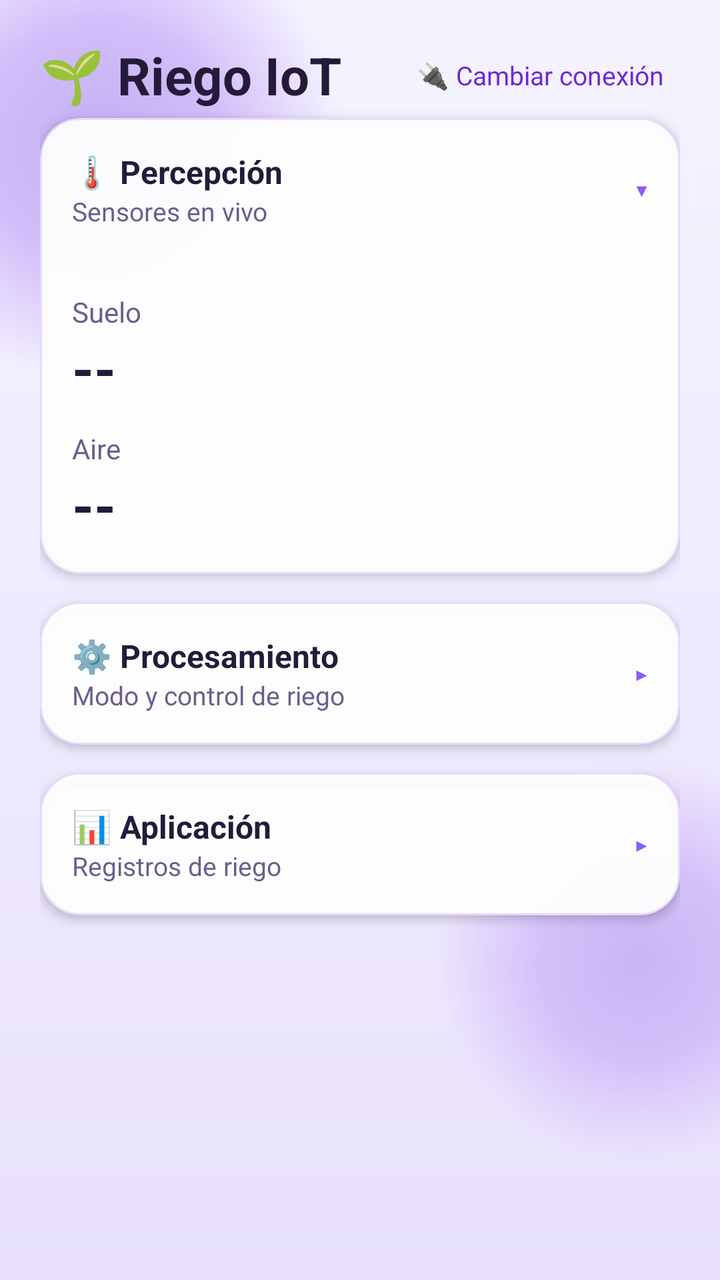
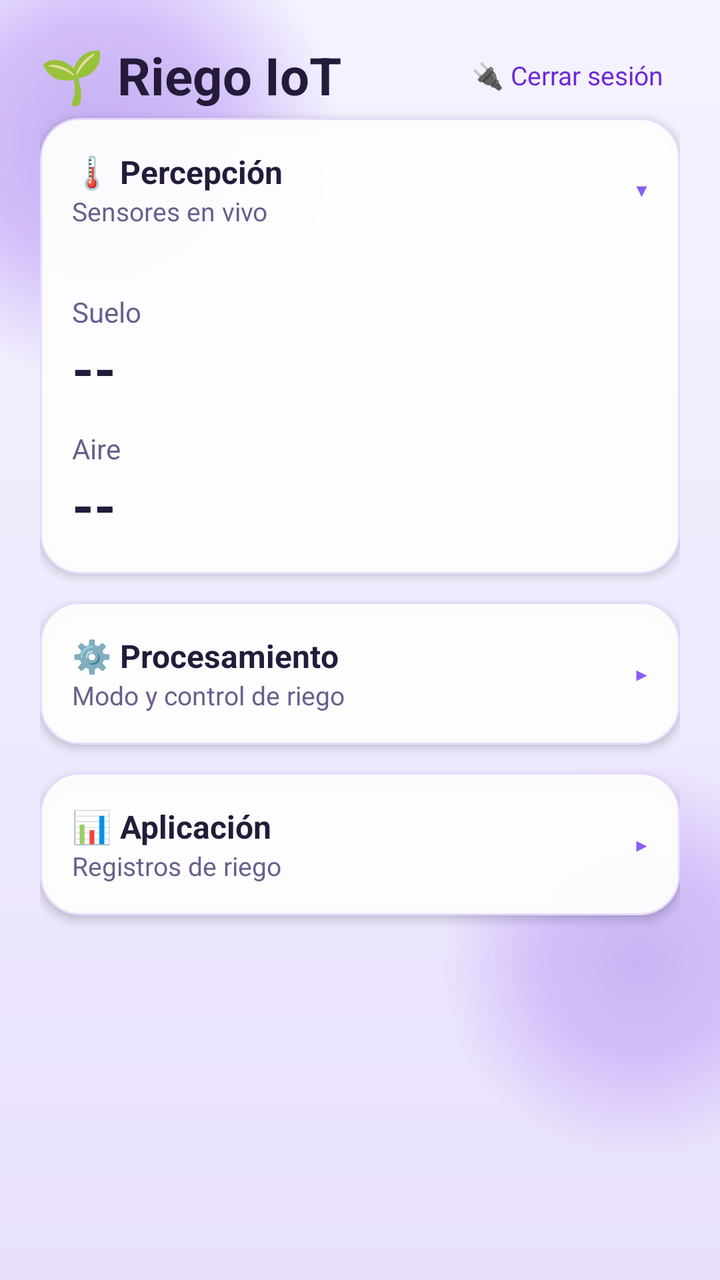

An Android layout rendered at two revisions. The XML below is the earlier revision; the diff shows what the commit changed to produce the second picture.
<!-- AndroidManifest.xml: application theme Theme.RiegoIoT -->
<!-- res/layout/activity_main.xml -->
<?xml version="1.0" encoding="utf-8"?>
<FrameLayout xmlns:android="http://schemas.android.com/apk/res/android"
    xmlns:app="http://schemas.android.com/apk/res-auto"
    android:layout_width="match_parent"
    android:layout_height="match_parent">

    <View
        android:layout_width="match_parent"
        android:layout_height="match_parent"
        android:background="@drawable/fondo_degradado" />

    <View
        android:id="@+id/blobUno"
        android:layout_width="240dp"
        android:layout_height="240dp"
        android:layout_gravity="top|start"
        android:layout_marginStart="-70dp"
        android:layout_marginTop="-50dp"
        android:alpha="0.55"
        android:background="@drawable/mancha_blob" />

    <View
        android:id="@+id/blobDos"
        android:layout_width="200dp"
        android:layout_height="200dp"
        android:layout_gravity="bottom|end"
        android:layout_marginEnd="-60dp"
        android:layout_marginBottom="60dp"
        android:alpha="0.45"
        android:background="@drawable/mancha_blob" />

    <ScrollView
        android:layout_width="match_parent"
        android:layout_height="match_parent"
        android:background="@android:color/transparent"
        android:fillViewport="true">

        <LinearLayout
            android:layout_width="match_parent"
            android:layout_height="wrap_content"
            android:orientation="vertical"
            android:padding="20dp">

            <LinearLayout
                android:layout_width="match_parent"
                android:layout_height="wrap_content"
                android:orientation="horizontal"
                android:gravity="center_vertical"
                android:layout_marginBottom="4dp">

                <TextView
                    android:layout_width="0dp"
                    android:layout_height="wrap_content"
                    android:layout_weight="1"
                    android:text="🌱 Riego IoT"
                    android:textColor="@color/texto"
                    android:textSize="26sp"
                    android:textStyle="bold" />

                <TextView
                    android:id="@+id/btnCambiarConexion"
                    android:layout_width="wrap_content"
                    android:layout_height="wrap_content"
                    android:text="@string/btn_cambiar_conexion"
                    android:textColor="@color/primario_oscuro"
                    android:textSize="13sp"
                    android:padding="8dp"
                    android:clickable="true"
                    android:focusable="true"
                    android:background="?attr/selectableItemBackground" />
            </LinearLayout>

            <TextView
                android:id="@+id/tvError"
                android:layout_width="match_parent"
                android:layout_height="wrap_content"
                android:textColor="@color/error"
                android:layout_marginBottom="12dp"
                android:visibility="gone" />

            
            <com.google.android.material.card.MaterialCardView
                android:layout_width="match_parent"
                android:layout_height="wrap_content"
                android:layout_marginBottom="14dp"
                app:cardBackgroundColor="@color/tarjeta"
                app:cardCornerRadius="20dp"
                app:cardElevation="3dp"
                app:strokeColor="@color/tarjeta_borde"
                app:strokeWidth="1dp">

                <LinearLayout
                    android:layout_width="match_parent"
                    android:layout_height="wrap_content"
                    android:orientation="vertical">

                    <LinearLayout
                        android:id="@+id/headerPercepcion"
                        android:layout_width="match_parent"
                        android:layout_height="wrap_content"
                        android:orientation="horizontal"
                        android:gravity="center_vertical"
                        android:padding="16dp"
                        android:clickable="true"
                        android:focusable="true"
                        android:background="?attr/selectableItemBackground">

                        <LinearLayout
                            android:layout_width="0dp"
                            android:layout_height="wrap_content"
                            android:layout_weight="1"
                            android:orientation="vertical">

                            <TextView
                                android:layout_width="wrap_content"
                                android:layout_height="wrap_content"
                                android:text="@string/label_capa_percepcion"
                                android:textColor="@color/texto"
                                android:textSize="16sp"
                                android:textStyle="bold" />

                            <TextView
                                android:layout_width="wrap_content"
                                android:layout_height="wrap_content"
                                android:text="@string/label_capa_percepcion_subtitulo"
                                android:textColor="@color/texto_secundario"
                                android:textSize="13sp" />
                        </LinearLayout>

                        <TextView
                            android:id="@+id/chevronPercepcion"
                            android:layout_width="wrap_content"
                            android:layout_height="wrap_content"
                            android:text="@string/chevron_abierto"
                            android:textColor="@color/primario"
                            android:textSize="18sp" />
                    </LinearLayout>

                    <LinearLayout
                        android:id="@+id/contentPercepcion"
                        android:layout_width="match_parent"
                        android:layout_height="wrap_content"
                        android:orientation="vertical"
                        android:padding="16dp"
                        android:paddingTop="0dp">

                        <TextView
                            android:layout_width="wrap_content"
                            android:layout_height="wrap_content"
                            android:text="@string/label_suelo"
                            android:textColor="@color/texto_secundario" />

                        <TextView
                            android:id="@+id/tvSuelo"
                            android:layout_width="wrap_content"
                            android:layout_height="wrap_content"
                            android:text="@string/valor_pendiente"
                            android:textColor="@color/texto"
                            android:textSize="28sp"
                            android:textStyle="bold" />

                        <TextView
                            android:layout_width="wrap_content"
                            android:layout_height="wrap_content"
                            android:text="@string/label_aire"
                            android:textColor="@color/texto_secundario"
                            android:layout_marginTop="12dp" />

                        <TextView
                            android:id="@+id/tvAire"
                            android:layout_width="wrap_content"
                            android:layout_height="wrap_content"
                            android:text="@string/valor_pendiente"
                            android:textColor="@color/texto"
                            android:textSize="28sp"
                            android:textStyle="bold" />

                        <LinearLayout
                            android:id="@+id/layoutLuz"
                            android:layout_width="wrap_content"
                            android:layout_height="wrap_content"
                            android:orientation="vertical"
                            android:visibility="gone">

                            <TextView
                                android:layout_width="wrap_content"
                                android:layout_height="wrap_content"
                                android:text="@string/label_luz"
                                android:textColor="@color/texto_secundario"
                                android:layout_marginTop="12dp" />

                            <TextView
                                android:id="@+id/tvLuz"
                                android:layout_width="wrap_content"
                                android:layout_height="wrap_content"
                                android:text="@string/valor_pendiente"
                                android:textColor="@color/texto"
                                android:textSize="28sp"
                                android:textStyle="bold" />
                        </LinearLayout>
                    </LinearLayout>
                </LinearLayout>
            </com.google.android.material.card.MaterialCardView>

            
            <com.google.android.material.card.MaterialCardView
                android:layout_width="match_parent"
                android:layout_height="wrap_content"
                android:layout_marginBottom="14dp"
                app:cardBackgroundColor="@color/tarjeta"
                app:cardCornerRadius="20dp"
                app:cardElevation="3dp"
                app:strokeColor="@color/tarjeta_borde"
                app:strokeWidth="1dp">

                <LinearLayout
                    android:layout_width="match_parent"
                    android:layout_height="wrap_content"
                    android:orientation="vertical">

                    <LinearLayout
                        android:id="@+id/headerProcesamiento"
                        android:layout_width="match_parent"
                        android:layout_height="wrap_content"
                        android:orientation="horizontal"
                        android:gravity="center_vertical"
                        android:padding="16dp"
                        android:clickable="true"
                        android:focusable="true"
                        android:background="?attr/selectableItemBackground">

                        <LinearLayout
                            android:layout_width="0dp"
                            android:layout_height="wrap_content"
                            android:layout_weight="1"
                            android:orientation="vertical">

                            <TextView
                                android:layout_width="wrap_content"
                                android:layout_height="wrap_content"
                                android:text="@string/label_capa_procesamiento"
                                android:textColor="@color/texto"
                                android:textSize="16sp"
                                android:textStyle="bold" />

                            <TextView
                                android:layout_width="wrap_content"
                                android:layout_height="wrap_content"
                                android:text="@string/label_capa_procesamiento_subtitulo"
                                android:textColor="@color/texto_secundario"
                                android:textSize="13sp" />
                        </LinearLayout>

                        <TextView
                            android:id="@+id/chevronProcesamiento"
                            android:layout_width="wrap_content"
                            android:layout_height="wrap_content"
                            android:text="@string/chevron_cerrado"
                            android:textColor="@color/primario"
                            android:textSize="18sp" />
                    </LinearLayout>

                    <LinearLayout
                        android:id="@+id/contentProcesamiento"
                        android:layout_width="match_parent"
                        android:layout_height="wrap_content"
                        android:orientation="vertical"
                        android:padding="16dp"
                        android:paddingTop="0dp"
                        android:visibility="gone">

                        <TextView
                            android:id="@+id/tvModoBomba"
                            android:layout_width="wrap_content"
                            android:layout_height="wrap_content"
                            android:text="@string/valor_pendiente"
                            android:textColor="@color/texto"
                            android:layout_marginBottom="12dp" />

                        <Button
                            android:id="@+id/btnCambiarModo"
                            android:layout_width="match_parent"
                            android:layout_height="wrap_content"
                            android:text="@string/btn_cambiar_modo"
                            android:backgroundTint="@color/primario"
                            android:textColor="#FFFFFF" />

                        <LinearLayout
                            android:id="@+id/layoutManual"
                            android:layout_width="match_parent"
                            android:layout_height="wrap_content"
                            android:orientation="vertical"
                            android:visibility="gone">

                            <Button
                                android:id="@+id/btnEncender"
                                android:layout_width="match_parent"
                                android:layout_height="wrap_content"
                                android:text="@string/btn_encender"
                                android:backgroundTint="@color/primario"
                                android:textColor="#FFFFFF"
                                android:layout_marginTop="8dp" />

                            <Button
                                android:id="@+id/btnApagar"
                                android:layout_width="match_parent"
                                android:layout_height="wrap_content"
                                android:text="@string/btn_apagar"
                                android:backgroundTint="@color/texto_secundario"
                                android:textColor="#FFFFFF"
                                android:layout_marginTop="8dp" />
                        </LinearLayout>

                        <View
                            android:layout_width="match_parent"
                            android:layout_height="1dp"
                            android:layout_marginTop="16dp"
                            android:layout_marginBottom="12dp"
                            android:background="@color/divisor" />

                        <TextView
                            android:layout_width="wrap_content"
                            android:layout_height="wrap_content"
                            android:text="@string/label_umbrales"
                            android:textColor="@color/texto"
                            android:textStyle="bold" />

                        <LinearLayout
                            android:layout_width="match_parent"
                            android:layout_height="wrap_content"
                            android:orientation="horizontal"
                            android:layout_marginTop="8dp">

                            <EditText
                                android:id="@+id/inputUmbralRiego"
                                android:layout_width="0dp"
                                android:layout_height="wrap_content"
                                android:layout_weight="1"
                                android:layout_marginEnd="8dp"
                                android:hint="@string/hint_umbral_riego"
                                android:inputType="number"
                                android:importantForAutofill="no" />

                            <EditText
                                android:id="@+id/inputUmbralApaga"
                                android:layout_width="0dp"
                                android:layout_height="wrap_content"
                                android:layout_weight="1"
                                android:hint="@string/hint_umbral_apaga"
                                android:inputType="number"
                                android:importantForAutofill="no" />
                        </LinearLayout>

                        <Button
                            android:id="@+id/btnGuardarUmbrales"
                            android:layout_width="match_parent"
                            android:layout_height="wrap_content"
                            android:text="@string/btn_guardar_umbrales"
                            android:backgroundTint="@color/primario_oscuro"
                            android:textColor="#FFFFFF"
                            android:layout_marginTop="8dp" />

                        <TextView
                            android:id="@+id/tvUmbralesEstado"
                            android:layout_width="wrap_content"
                            android:layout_height="wrap_content"
                            android:textSize="13sp"
                            android:layout_marginTop="6dp"
                            android:visibility="gone" />
                    </LinearLayout>
                </LinearLayout>
            </com.google.android.material.card.MaterialCardView>

            
            <com.google.android.material.card.MaterialCardView
                android:layout_width="match_parent"
                android:layout_height="wrap_content"
                android:layout_marginBottom="14dp"
                app:cardBackgroundColor="@color/tarjeta"
                app:cardCornerRadius="20dp"
                app:cardElevation="3dp"
                app:strokeColor="@color/tarjeta_borde"
                app:strokeWidth="1dp">

                <LinearLayout
                    android:layout_width="match_parent"
                    android:layout_height="wrap_content"
                    android:orientation="vertical">

                    <LinearLayout
                        android:id="@+id/headerAplicacion"
                        android:layout_width="match_parent"
                        android:layout_height="wrap_content"
                        android:orientation="horizontal"
                        android:gravity="center_vertical"
                        android:padding="16dp"
                        android:clickable="true"
                        android:focusable="true"
                        android:background="?attr/selectableItemBackground">

                        <LinearLayout
                            android:layout_width="0dp"
                            android:layout_height="wrap_content"
                            android:layout_weight="1"
                            android:orientation="vertical">

                            <TextView
                                android:layout_width="wrap_content"
                                android:layout_height="wrap_content"
                                android:text="@string/label_capa_aplicacion"
                                android:textColor="@color/texto"
                                android:textSize="16sp"
                                android:textStyle="bold" />

                            <TextView
                                android:layout_width="wrap_content"
                                android:layout_height="wrap_content"
                                android:text="@string/label_capa_aplicacion_subtitulo"
                                android:textColor="@color/texto_secundario"
                                android:textSize="13sp" />
                        </LinearLayout>

                        <TextView
                            android:id="@+id/chevronAplicacion"
                            android:layout_width="wrap_content"
                            android:layout_height="wrap_content"
                            android:text="@string/chevron_cerrado"
                            android:textColor="@color/primario"
                            android:textSize="18sp" />
                    </LinearLayout>

                    <LinearLayout
                        android:id="@+id/contentAplicacion"
                        android:layout_width="match_parent"
                        android:layout_height="wrap_content"
                        android:orientation="vertical"
                        android:padding="16dp"
                        android:paddingTop="0dp"
                        android:visibility="gone">

                        <LinearLayout
                            android:id="@+id/layoutHistorial"
                            android:layout_width="match_parent"
                            android:layout_height="wrap_content"
                            android:orientation="vertical" />

                        <TextView
                            android:id="@+id/tvHistorialVacio"
                            android:layout_width="wrap_content"
                            android:layout_height="wrap_content"
                            android:text="@string/label_historial_vacio"
                            android:textColor="@color/texto_secundario"
                            android:visibility="gone" />
                    </LinearLayout>
                </LinearLayout>
            </com.google.android.material.card.MaterialCardView>

        </LinearLayout>
    </ScrollView>
</FrameLayout>
<!-- resources referenced by this layout -->
<resources>
  <color name="divisor">#E4D9FB</color>
  <color name="error">#DC2626</color>
  <color name="primario">#8B5CF6</color>
  <color name="primario_oscuro">#6D28D9</color>
  <color name="tarjeta">#F2FFFFFF</color>
  <color name="tarjeta_borde">#338B5CF6</color>
  <color name="texto">#241B3A</color>
  <color name="texto_secundario">#6B5E8C</color>
  <!-- drawable fondo_degradado (drawable) -->
  <?xml version="1.0" encoding="utf-8"?>
  <shape xmlns:android="http://schemas.android.com/apk/res/android"
      android:shape="rectangle">
      <gradient
          android:angle="270"
          android:startColor="@color/fondo_inicio"
          android:endColor="@color/fondo_fin" />
  </shape>
  <!-- drawable mancha_blob (drawable) -->
  <?xml version="1.0" encoding="utf-8"?>
  <shape xmlns:android="http://schemas.android.com/apk/res/android"
      android:shape="oval">
      <gradient
          android:type="radial"
          android:gradientRadius="50%p"
          android:startColor="@color/blob_dos"
          android:centerColor="@color/blob_uno"
          android:endColor="#00B794F6" />
  </shape>
  <string name="btn_apagar">APAGAR</string>
  <string name="btn_cambiar_conexion">🔌 Cambiar conexión</string>
  <string name="btn_cambiar_modo">Cambiar modo</string>
  <string name="btn_encender">ENCENDER</string>
  <string name="btn_guardar_umbrales">Guardar umbrales</string>
  <string name="chevron_abierto">▾</string>
  <string name="chevron_cerrado">▸</string>
  <string name="hint_umbral_apaga">Apaga sobre %</string>
  <string name="hint_umbral_riego">Riega bajo %</string>
  <string name="label_aire">Aire</string>
  <string name="label_capa_aplicacion">📊 Aplicación</string>
  <string name="label_capa_aplicacion_subtitulo">Registros de riego</string>
  <string name="label_capa_percepcion">🌡️ Percepción</string>
  <string name="label_capa_percepcion_subtitulo">Sensores en vivo</string>
  <string name="label_capa_procesamiento">⚙️ Procesamiento</string>
  <string name="label_capa_procesamiento_subtitulo">Modo y control de riego</string>
  <string name="label_historial_vacio">Sin riegos registrados en las últimas 24 h.</string>
  <string name="label_luz">Luz</string>
  <string name="label_suelo">Suelo</string>
  <string name="label_umbrales">Umbrales de riego automático</string>
  <string name="valor_pendiente">--</string>
  <style name="Theme.RiegoIoT" parent="Theme.MaterialComponents.DayNight.NoActionBar">
          <item name="colorPrimary">@color/primario</item>
          <item name="colorPrimaryDark">@color/primario_oscuro</item>
          <item name="colorAccent">@color/primario</item>
          <item name="android:windowBackground">@color/fondo_inicio</item>
      </style>
  <color name="fondo_inicio">#F5F3FF</color>
  <color name="fondo_fin">#E9E1FC</color>
  <color name="blob_dos">#9F7AEA</color>
  <color name="blob_uno">#B794F6</color>
</resources>

<!-- the commit's change to res/layout/activity_main.xml (unified diff, before → after) -->
@@ -438,6 +438,23 @@
                         android:paddingTop="0dp"
                         android:visibility="gone">
 
+                        <Button
+                            android:id="@+id/btnNotificaciones"
+                            android:layout_width="wrap_content"
+                            android:layout_height="wrap_content"
+                            android:text="@string/btn_notificaciones"
+                            android:backgroundTint="@color/tarjeta_borde"
+                            android:textColor="@color/primario_oscuro"
+                            android:layout_marginBottom="4dp" />
+
+                        <TextView
+                            android:id="@+id/tvNotificacionesEstado"
+                            android:layout_width="wrap_content"
+                            android:layout_height="wrap_content"
+                            android:textSize="13sp"
+                            android:layout_marginBottom="12dp"
+                            android:visibility="gone" />
+
                         <LinearLayout
                             android:id="@+id/layoutHistorial"
                             android:layout_width="match_parent"
<!-- resource entries referenced after the edit -->
@@ -29,10 +29,11 @@
           android:endColor="#00B794F6" />
   </shape>
   <string name="btn_apagar">APAGAR</string>
-  <string name="btn_cambiar_conexion">🔌 Cambiar conexión</string>
+  <string name="btn_cambiar_conexion">🔌 Cerrar sesión</string>
   <string name="btn_cambiar_modo">Cambiar modo</string>
   <string name="btn_encender">ENCENDER</string>
   <string name="btn_guardar_umbrales">Guardar umbrales</string>
+  <string name="btn_notificaciones">🔔 Activar notificaciones</string>
   <string name="chevron_abierto">▾</string>
   <string name="chevron_cerrado">▸</string>
   <string name="hint_umbral_apaga">Apaga sobre %</string>
